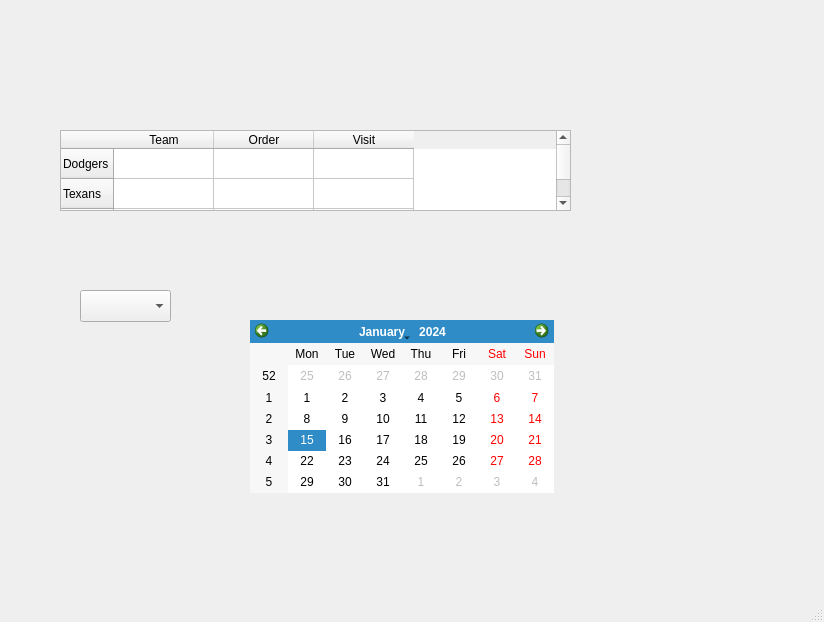
Old version of the form CS8project2/mainwindow.ui in the repository pradakev/CS8GroupProject2.
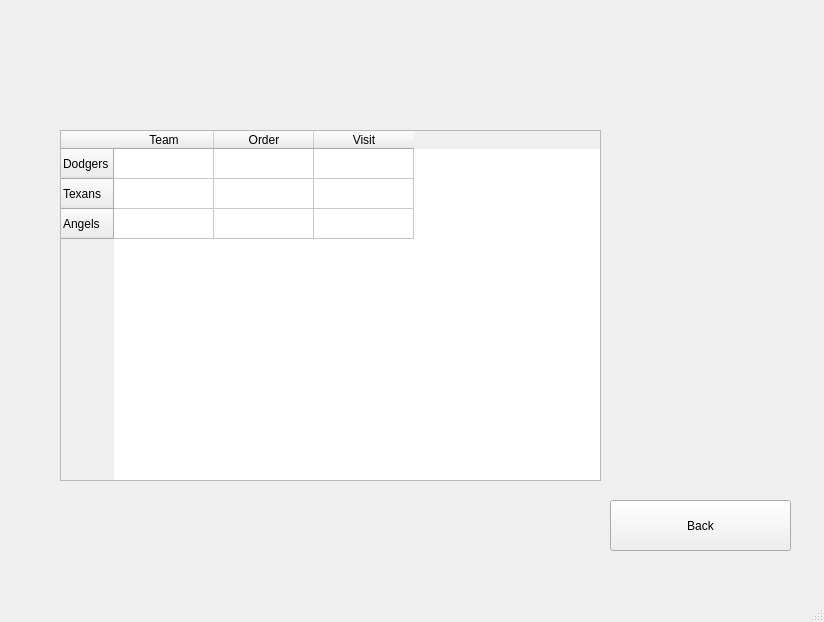
New version of the form. The open tabs and pages were chosen to show the change. Icons and pictures are not drawn.

Patch:
```diff
--- a/CS8project2/mainwindow.ui
+++ b/CS8project2/mainwindow.ui
@@ -406,19 +406,6 @@
          </property>
         </widget>
        </item>
-       <item row="4" column="4">
-        <widget class="QPushButton" name="pushButton_31">
-         <property name="maximumSize">
-          <size>
-           <width>80</width>
-           <height>50</height>
-          </size>
-         </property>
-         <property name="text">
-          <string>PushButton</string>
-         </property>
-        </widget>
-       </item>
        <item row="0" column="3">
         <widget class="QPushButton" name="pushButton_16">
          <property name="maximumSize">
@@ -890,8 +877,8 @@
        <rect>
         <x>50</x>
         <y>130</y>
-        <width>511</width>
-        <height>81</height>
+        <width>541</width>
+        <height>351</height>
        </rect>
       </property>
       <row>
@@ -930,24 +917,17 @@
        </property>
       </item>
      </widget>
-     <widget class="QComboBox" name="comboBox">
+     <widget class="QPushButton" name="pushButton_31">
       <property name="geometry">
        <rect>
-        <x>70</x>
-        <y>290</y>
-        <width>91</width>
-        <height>32</height>
+        <x>600</x>
+        <y>500</y>
+        <width>181</width>
+        <height>51</height>
        </rect>
       </property>
-     </widget>
-     <widget class="QCalendarWidget" name="calendarWidget">
-      <property name="geometry">
-       <rect>
-        <x>240</x>
-        <y>320</y>
-        <width>304</width>
-        <height>173</height>
-       </rect>
+      <property name="text">
+       <string>Back</string>
       </property>
      </widget>
     </widget>
```
Left out of the diff: 8 changed lines with no effect on the pictures.
